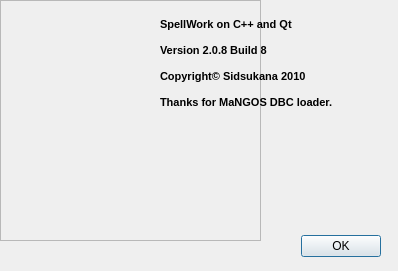
Old version of the form QSW/AboutUI.ui in the repository sidsukana/QSpellWork.
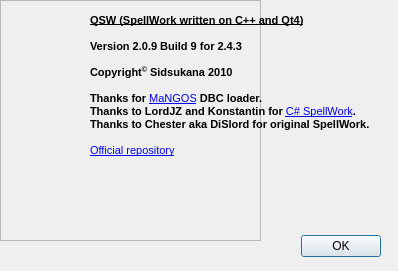
New version of the form. Icons and pictures are not drawn.

Commit message: [9] Fix window size. LoadDBCStories bool -> void. Readme.

```diff
--- a/QSW/AboutUI.ui
+++ b/QSW/AboutUI.ui
@@ -10,6 +10,18 @@
     <height>271</height>
    </rect>
   </property>
+  <property name="minimumSize">
+   <size>
+    <width>398</width>
+    <height>271</height>
+   </size>
+  </property>
+  <property name="maximumSize">
+   <size>
+    <width>398</width>
+    <height>271</height>
+   </size>
+  </property>
   <property name="windowTitle">
    <string>About</string>
   </property>
@@ -58,10 +70,10 @@
   <widget class="QLabel" name="label">
    <property name="geometry">
     <rect>
-     <x>160</x>
+     <x>90</x>
      <y>10</y>
-     <width>231</width>
-     <height>121</height>
+     <width>301</width>
+     <height>151</height>
     </rect>
    </property>
    <property name="text">
@@ -69,14 +81,17 @@
 &lt;html&gt;&lt;head&gt;&lt;meta name=&quot;qrichtext&quot; content=&quot;1&quot; /&gt;&lt;style type=&quot;text/css&quot;&gt;
 p, li { white-space: pre-wrap; }
 &lt;/style&gt;&lt;/head&gt;&lt;body style=&quot; font-family:'MS Shell Dlg 2'; font-size:8.25pt; font-weight:400; font-style:normal;&quot;&gt;
-&lt;p style=&quot; margin-top:0px; margin-bottom:0px; margin-left:0px; margin-right:0px; -qt-block-indent:0; text-indent:0px;&quot;&gt;&lt;span style=&quot; font-size:8pt; font-weight:600;&quot;&gt;SpellWork on C++ and Qt&lt;/span&gt;&lt;/p&gt;
+&lt;p style=&quot; margin-top:0px; margin-bottom:0px; margin-left:0px; margin-right:0px; -qt-block-indent:0; text-indent:0px;&quot;&gt;&lt;span style=&quot; font-size:8pt; font-weight:600; text-decoration: underline;&quot;&gt;QSW (SpellWork written on C++ and Qt4)&lt;/span&gt; &lt;/p&gt;
 &lt;p style=&quot;-qt-paragraph-type:empty; margin-top:0px; margin-bottom:0px; margin-left:0px; margin-right:0px; -qt-block-indent:0; text-indent:0px; font-size:8pt; font-weight:600;&quot;&gt;&lt;/p&gt;
-&lt;p style=&quot; margin-top:0px; margin-bottom:0px; margin-left:0px; margin-right:0px; -qt-block-indent:0; text-indent:0px;&quot;&gt;&lt;span style=&quot; font-size:8pt; font-weight:600;&quot;&gt;Version 2.0.8 Build 8&lt;/span&gt;&lt;/p&gt;
+&lt;p style=&quot; margin-top:0px; margin-bottom:0px; margin-left:0px; margin-right:0px; -qt-block-indent:0; text-indent:0px;&quot;&gt;&lt;span style=&quot; font-size:8pt; font-weight:600;&quot;&gt;Version 2.0.9 Build 9 for 2.4.3&lt;/span&gt;&lt;/p&gt;
 &lt;p style=&quot;-qt-paragraph-type:empty; margin-top:0px; margin-bottom:0px; margin-left:0px; margin-right:0px; -qt-block-indent:0; text-indent:0px; font-size:8pt; font-weight:600;&quot;&gt;&lt;/p&gt;
-&lt;p style=&quot; margin-top:0px; margin-bottom:0px; margin-left:0px; margin-right:0px; -qt-block-indent:0; text-indent:0px;&quot;&gt;&lt;span style=&quot; font-size:8pt; font-weight:600;&quot;&gt;Copyright© Sidsukana 2010&lt;/span&gt;&lt;/p&gt;
+&lt;p style=&quot; margin-top:0px; margin-bottom:0px; margin-left:0px; margin-right:0px; -qt-block-indent:0; text-indent:0px;&quot;&gt;&lt;span style=&quot; font-size:8pt; font-weight:600;&quot;&gt;Copyright&lt;/span&gt;&lt;span style=&quot; font-size:8pt; font-weight:600; vertical-align:super;&quot;&gt;©&lt;/span&gt;&lt;span style=&quot; font-size:8pt; font-weight:600;&quot;&gt; Sidsukana 2010&lt;/span&gt;&lt;/p&gt;
 &lt;p style=&quot;-qt-paragraph-type:empty; margin-top:0px; margin-bottom:0px; margin-left:0px; margin-right:0px; -qt-block-indent:0; text-indent:0px; font-size:8pt; font-weight:600;&quot;&gt;&lt;/p&gt;
-&lt;p style=&quot; margin-top:0px; margin-bottom:0px; margin-left:0px; margin-right:0px; -qt-block-indent:0; text-indent:0px;&quot;&gt;&lt;span style=&quot; font-size:8pt; font-weight:600;&quot;&gt;Thanks for MaNGOS DBC loader.&lt;/span&gt;&lt;/p&gt;
-&lt;p style=&quot;-qt-paragraph-type:empty; margin-top:0px; margin-bottom:0px; margin-left:0px; margin-right:0px; -qt-block-indent:0; text-indent:0px; font-size:8pt; font-weight:600;&quot;&gt;&lt;/p&gt;&lt;/body&gt;&lt;/html&gt;</string>
+&lt;p style=&quot; margin-top:0px; margin-bottom:0px; margin-left:0px; margin-right:0px; -qt-block-indent:0; text-indent:0px;&quot;&gt;&lt;span style=&quot; font-size:8pt; font-weight:600;&quot;&gt;Thanks for &lt;/span&gt;&lt;a href=&quot;http://getmangos.com/&quot;&gt;&lt;span style=&quot; font-size:8pt; text-decoration: underline; color:#0000ff;&quot;&gt;MaNGOS&lt;/span&gt;&lt;/a&gt;&lt;span style=&quot; font-size:8pt; font-weight:600;&quot;&gt; DBC loader.&lt;/span&gt;&lt;/p&gt;
+&lt;p style=&quot; margin-top:0px; margin-bottom:0px; margin-left:0px; margin-right:0px; -qt-block-indent:0; text-indent:0px;&quot;&gt;&lt;span style=&quot; font-size:8pt; font-weight:600;&quot;&gt;Thanks to LordJZ and Konstantin for &lt;/span&gt;&lt;a href=&quot;http://github.com/LordJZ/spellwork_cs&quot;&gt;&lt;span style=&quot; font-size:8pt; text-decoration: underline; color:#0000ff;&quot;&gt;C# SpellWork&lt;/span&gt;&lt;/a&gt;&lt;span style=&quot; font-size:8pt; font-weight:600;&quot;&gt;.&lt;/span&gt;&lt;/p&gt;
+&lt;p style=&quot; margin-top:0px; margin-bottom:0px; margin-left:0px; margin-right:0px; -qt-block-indent:0; text-indent:0px;&quot;&gt;&lt;span style=&quot; font-size:8pt; font-weight:600;&quot;&gt;Thanks to Chester aka DiSlord for original SpellWork.&lt;/span&gt;&lt;/p&gt;
+&lt;p style=&quot;-qt-paragraph-type:empty; margin-top:0px; margin-bottom:0px; margin-left:0px; margin-right:0px; -qt-block-indent:0; text-indent:0px; font-size:8pt; font-weight:600;&quot;&gt;&lt;/p&gt;
+&lt;p style=&quot; margin-top:0px; margin-bottom:0px; margin-left:0px; margin-right:0px; -qt-block-indent:0; text-indent:0px;&quot;&gt;&lt;a href=&quot;http://bitbucket.org/sidsukana/qsw&quot;&gt;&lt;span style=&quot; font-size:8pt; text-decoration: underline; color:#0000ff;&quot;&gt;Official repository&lt;/span&gt;&lt;/a&gt;&lt;/p&gt;&lt;/body&gt;&lt;/html&gt;</string>
    </property>
   </widget>
   <zorder>frame</zorder>
```
The commit also changes 6 other files.
